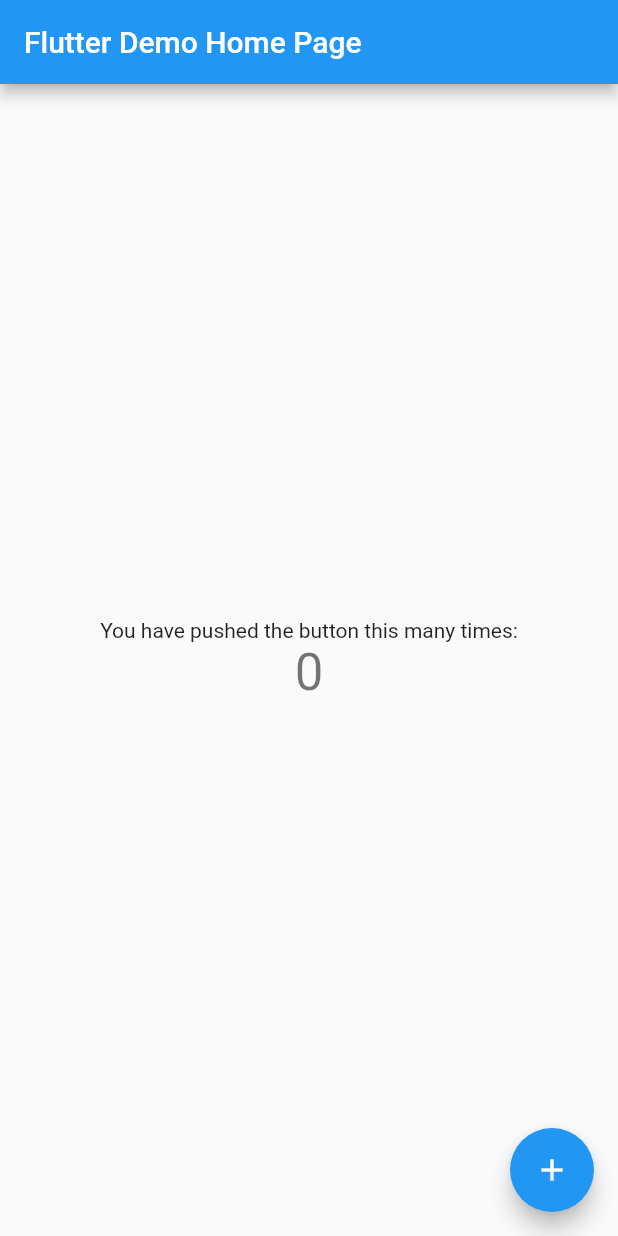
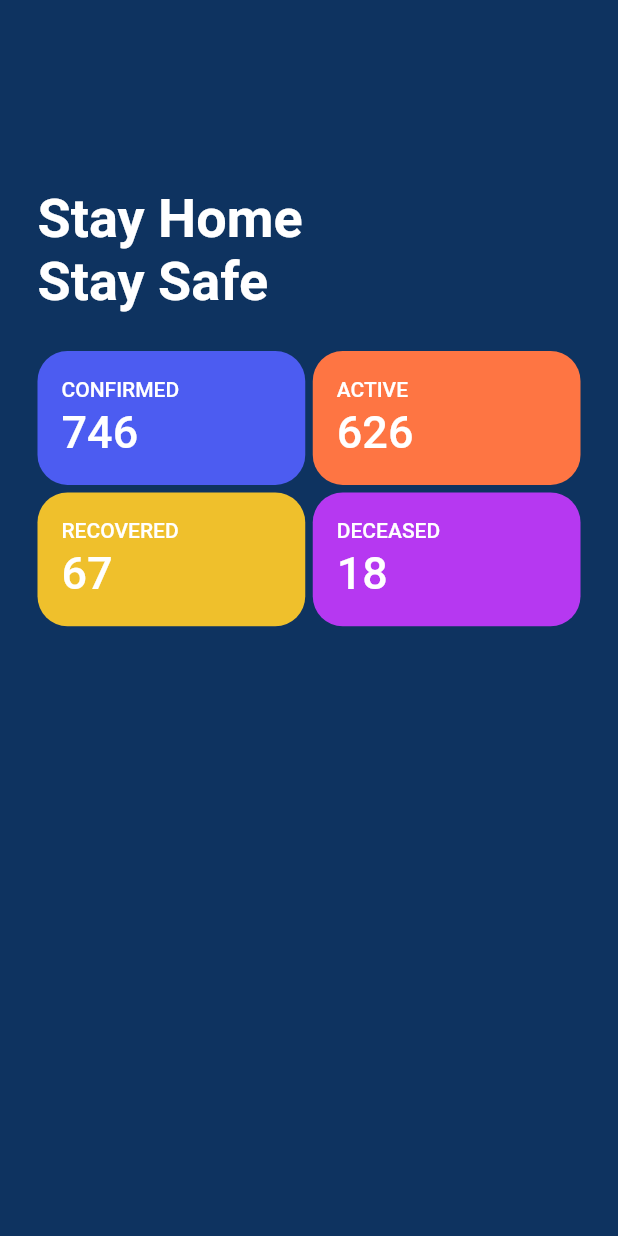
Before and after one commit to flutter-izmir/covid-tracker, a Flutter app: the screen it shows after launch, on a phone screen of 412 x 824 dp. Run offline on Flutter 3.47's test engine with Material 2 defaults, Android fonts, the phone set to English and light mode, and no system bars.

Commit message:
Add SummaryBox widget

```diff
--- a/lib/main.dart
+++ b/lib/main.dart
@@ -1,111 +1,132 @@
+import 'package:covid_tracker/constants/color_constants.dart';
 import 'package:flutter/material.dart';
 
 void main() => runApp(MyApp());
 
 class MyApp extends StatelessWidget {
-  // This widget is the root of your application.
   @override
   Widget build(BuildContext context) {
     return MaterialApp(
       title: 'Flutter Demo',
       theme: ThemeData(
-        // This is the theme of your application.
-        //
-        // Try running your application with "flutter run". You'll see the
-        // application has a blue toolbar. Then, without quitting the app, try
-        // changing the primarySwatch below to Colors.green and then invoke
-        // "hot reload" (press "r" in the console where you ran "flutter run",
-        // or simply save your changes to "hot reload" in a Flutter IDE).
-        // Notice that the counter didn't reset back to zero; the application
-        // is not restarted.
         primarySwatch: Colors.blue,
       ),
-      home: MyHomePage(title: 'Flutter Demo Home Page'),
+      home: HomePage(),
     );
   }
 }
 
-class MyHomePage extends StatefulWidget {
-  MyHomePage({Key key, this.title}) : super(key: key);
-
-  // This widget is the home page of your application. It is stateful, meaning
-  // that it has a State object (defined below) that contains fields that affect
-  // how it looks.
-
-  // This class is the configuration for the state. It holds the values (in this
-  // case the title) provided by the parent (in this case the App widget) and
-  // used by the build method of the State. Fields in a Widget subclass are
-  // always marked "final".
-
-  final String title;
-
+class HomePage extends StatefulWidget {
   @override
-  _MyHomePageState createState() => _MyHomePageState();
+  _HomePageState createState() => _HomePageState();
 }
 
-class _MyHomePageState extends State<MyHomePage> {
-  int _counter = 0;
+class _HomePageState extends State<HomePage> {
+  @override
+  Widget build(BuildContext context) {
+    return Scaffold(
+      backgroundColor: backgroundColor,
+      body: Column(
+        children: <Widget>[
+          SizedBox(
+            height: 100,
+          ),
+          Align(
+            alignment: Alignment.centerLeft,
+            child: Padding(
+              padding: const EdgeInsets.all(25.0),
+              child: Text(
+                "Stay Home\nStay Safe",
+                style: TextStyle(
+                  color: Colors.white,
+                  fontSize: 36,
+                  fontWeight: FontWeight.bold,
+                ),
+              ),
+            ),
+          ),
+          Container(
+            height: 400,
+            child: GridView.count(
+              crossAxisCount: 2,
+              mainAxisSpacing: 5,
+              crossAxisSpacing: 5,
+              childAspectRatio: 2,
+              padding: const EdgeInsets.symmetric(horizontal: 25.0),
+              children: [
+                SummaryBox(
+                  title: "Confirmed",
+                  count: 746,
+                  color: confirmedBoxColor,
+                ),
+                SummaryBox(
+                  title: "Active",
+                  count: 626,
+                  color: activeBoxColor,
+                ),
+                SummaryBox(
+                  title: "Recovered",
+                  count: 67,
+                  color: recoveredBoxColor,
+                ),
+                SummaryBox(
+                  title: "Deceased",
+                  count: 18,
+                  color: deceasedBoxColor,
+                ),
+              ],
+            ),
+          )
+        ],
+      ),
+    );
+  }
+}
 
-  void _incrementCounter() {
-    setState(() {
-      // This call to setState tells the Flutter framework that something has
-      // changed in this State, which causes it to rerun the build method below
-      // so that the display can reflect the updated values. If we changed
-      // _counter without calling setState(), then the build method would not be
-      // called again, and so nothing would appear to happen.
-      _counter++;
-    });
-  }
+class SummaryBox extends StatelessWidget {
+  const SummaryBox({
+    @required this.color,
+    @required this.title,
+    @required this.count,
+  });
+  final String title;
+  final int count;
+  final Color color;
 
   @override
   Widget build(BuildContext context) {
-    // This method is rerun every time setState is called, for instance as done
-    // by the _incrementCounter method above.
-    //
-    // The Flutter framework has been optimized to make rerunning build methods
-    // fast, so that you can just rebuild anything that needs updating rather
-    // than having to individually change instances of widgets.
-    return Scaffold(
-      appBar: AppBar(
-        // Here we take the value from the MyHomePage object that was created by
-        // the App.build method, and use it to set our appbar title.
-        title: Text(widget.title),
+    return Container(
+      height: 80,
+      width: 120,
+      decoration: BoxDecoration(
+        color: color,
+        borderRadius: BorderRadius.circular(20.0),
       ),
-      body: Center(
-        // Center is a layout widget. It takes a single child and positions it
-        // in the middle of the parent.
+      child: Padding(
+        padding: const EdgeInsets.all(16.0),
         child: Column(
-          // Column is also a layout widget. It takes a list of children and
-          // arranges them vertically. By default, it sizes itself to fit its
-          // children horizontally, and tries to be as tall as its parent.
-          //
-          // Invoke "debug painting" (press "p" in the console, choose the
-          // "Toggle Debug Paint" action from the Flutter Inspector in Android
-          // Studio, or the "Toggle Debug Paint" command in Visual Studio Code)
-          // to see the wireframe for each widget.
-          //
-          // Column has various properties to control how it sizes itself and
-          // how it positions its children. Here we use mainAxisAlignment to
-          // center the children vertically; the main axis here is the vertical
-          // axis because Columns are vertical (the cross axis would be
-          // horizontal).
-          mainAxisAlignment: MainAxisAlignment.center,
+          crossAxisAlignment: CrossAxisAlignment.start,
+          mainAxisAlignment: MainAxisAlignment.spaceAround,
           children: <Widget>[
             Text(
-              'You have pushed the button this many times:',
+              title.toUpperCase(),
+              style: TextStyle(
+                color: Colors.white,
+                fontWeight: FontWeight.w500,
+                fontSize: 14,
+              ),
             ),
             Text(
-              '$_counter',
-              style: Theme.of(context).textTheme.display1,
+              "$count",
+              style: TextStyle(
+                color: Colors.white,
+                fontWeight: FontWeight.w500,
+                fontSize: 30,
+              ),
             ),
           ],
         ),
       ),
-      floatingActionButton: FloatingActionButton(
-        onPressed: _incrementCounter,
-        tooltip: 'Increment',
-        child: Icon(Icons.add),
-      ), // This trailing comma makes auto-formatting nicer for build methods.
     );
   }
 }
```
